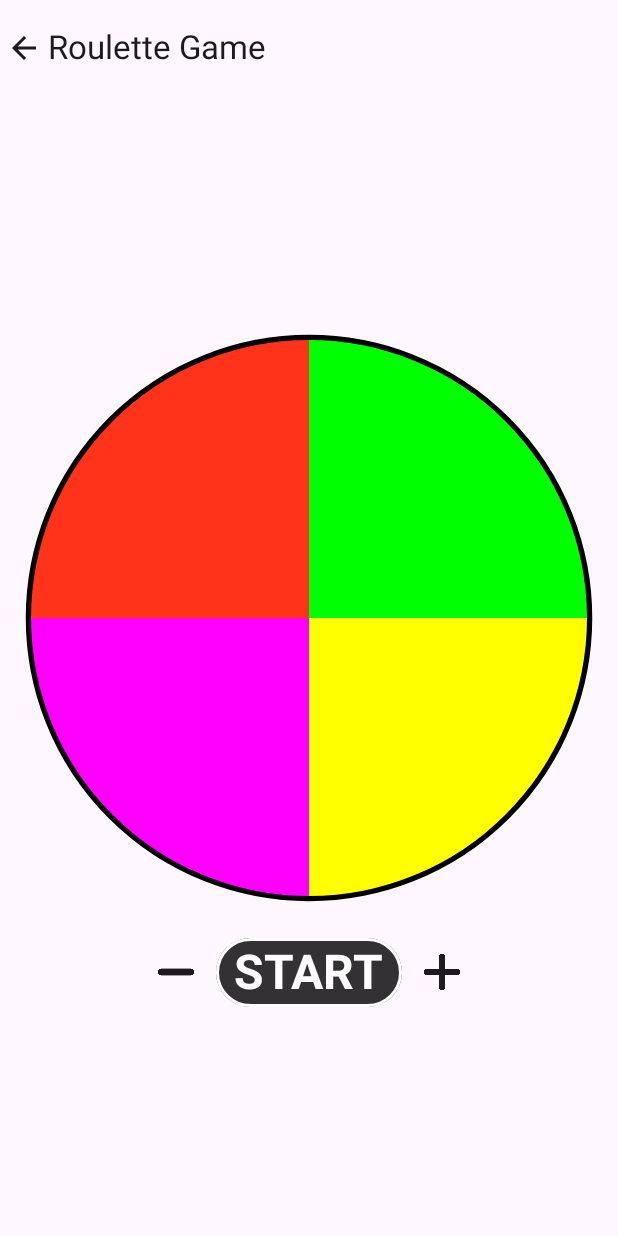
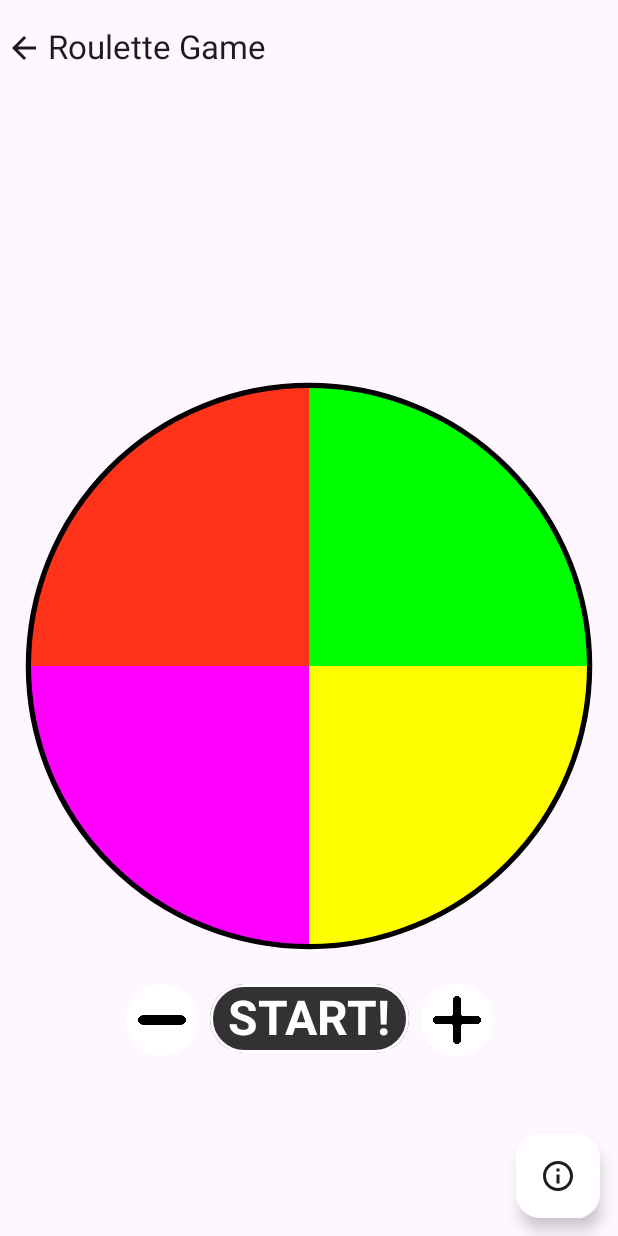
Before and after one commit to hyeok713/Cheater, an Android app built with Jetpack Compose: the screen it shows after launch (MainActivity), after a tap on "Roulette Game", on a phone screen of 412 x 824 dp. Run offline under Robolectric (Android 15) with nearby library versions, the phone set to English and light mode, and no system bars; our stand-ins replace Dagger/Hilt's generated code.

Commit message:
feat: RouletteView's clickable components ripple

```diff
--- a/app/build.gradle.kts
+++ b/app/build.gradle.kts
@@ -1,5 +1,3 @@
-import org.jetbrains.kotlin.kapt3.base.Kapt.kapt
-
 plugins {
     id("com.android.application")
     id("org.jetbrains.kotlin.android")
@@ -60,11 +58,11 @@
     implementation("androidx.lifecycle:lifecycle-runtime-ktx:2.6.1")
     implementation("androidx.activity:activity-compose:1.7.2")
     implementation("androidx.navigation:navigation-compose:2.6.0")
-    implementation(platform("androidx.compose:compose-bom:2022.10.00"))
+    implementation(platform("androidx.compose:compose-bom:2023.04.00"))
     implementation("androidx.compose.ui:ui")
     implementation("androidx.compose.ui:ui-graphics")
     implementation("androidx.compose.ui:ui-tooling-preview")
-    implementation("androidx.compose.material3:material3")
+    implementation("androidx.compose.material3:material3:1.1.1")
     testImplementation("junit:junit:4.13.2")
     androidTestImplementation("androidx.test.ext:junit:1.1.5")
     androidTestImplementation("androidx.test.espresso:espresso-core:3.5.1")
--- a/app/src/main/java/com/hackvem/games/MainActivity.kt
+++ b/app/src/main/java/com/hackvem/games/MainActivity.kt
@@ -3,10 +3,10 @@
 import android.annotation.SuppressLint
 import android.os.Bundle
 import androidx.activity.ComponentActivity
+import androidx.activity.compose.BackHandler
 import androidx.activity.compose.setContent
 import androidx.compose.foundation.background
 import androidx.compose.foundation.border
-import androidx.compose.foundation.clickable
 import androidx.compose.foundation.layout.Box
 import androidx.compose.foundation.layout.Column
 import androidx.compose.foundation.layout.fillMaxSize
@@ -22,7 +22,7 @@
 import androidx.compose.ui.tooling.preview.Preview
 import androidx.compose.ui.unit.dp
 import androidx.compose.ui.unit.sp
-import com.hackvem.games.screen.roulette.InputBoxLayer
+import com.hackvem.games.ui.theme.ext.noRippleClickable
 import dagger.hilt.android.AndroidEntryPoint
 
 /**
@@ -34,6 +34,7 @@
         super.onCreate(savedInstanceState)
 
         setContent {
+            BackHandler(false) {}
             CompositionLocalProvider(LocalGameControllerProvider provides GameController()) {
                 GamesScreen()
             }
@@ -73,7 +74,7 @@
         modifier = Modifier
             .background(color = Color.Transparent, shape = RoundedCornerShape(36.dp))
             .border(width = 4.dp, color = Color.Black, shape = RoundedCornerShape(36.dp))
-            .clickable { onClick(type) },
+            .noRippleClickable { onClick(type) },
     ) {
         Text(
             text = stringResource(type.id),
--- a/app/src/main/java/com/hackvem/games/screen/ladder/LadderMatchScreen.kt
+++ b/app/src/main/java/com/hackvem/games/screen/ladder/LadderMatchScreen.kt
@@ -22,6 +22,7 @@
 import androidx.compose.ui.unit.dp
 import com.hackvem.games.ui.theme.ext.MaxSizeBox
 
+@Deprecated("Unused file", ReplaceWith("MemberCountView()"))
 /**
  * 사다리에 인원 배정
  *
@@ -37,7 +38,6 @@
 /**
  * 멤버 설정
  */
-@OptIn(ExperimentalMaterial3Api::class)
 @Preview
 @Composable
 fun MemberCountView() {
--- a/app/src/main/java/com/hackvem/games/screen/roulette/Roulette.kt
+++ b/app/src/main/java/com/hackvem/games/screen/roulette/Roulette.kt
@@ -1,14 +1,23 @@
 package com.hackvem.games.screen.roulette
 
 import android.annotation.SuppressLint
+import androidx.compose.foundation.background
 import androidx.compose.foundation.clickable
-import androidx.compose.foundation.layout.fillMaxSize
+import androidx.compose.foundation.interaction.MutableInteractionSource
+import androidx.compose.foundation.layout.*
 import androidx.compose.material.icons.Icons
 import androidx.compose.material.icons.filled.ArrowBack
+import androidx.compose.material.icons.outlined.Info
 import androidx.compose.material3.*
 import androidx.compose.runtime.Composable
+import androidx.compose.runtime.remember
+import androidx.compose.runtime.rememberCoroutineScope
+import androidx.compose.ui.Alignment
 import androidx.compose.ui.Modifier
+import androidx.compose.ui.composed
+import androidx.compose.ui.graphics.Color
 import androidx.compose.ui.res.stringResource
+import androidx.compose.ui.unit.dp
 import androidx.navigation.NavHostController
 import androidx.navigation.compose.NavHost
 import androidx.navigation.compose.composable
@@ -16,6 +25,7 @@
 import com.hackvem.games.GameType
 import com.hackvem.games.LocalGameControllerProvider
 import com.hackvem.games.R
+import kotlinx.coroutines.launch
 
 sealed class RouletteRoute(val route: String) {
     object Setting : RouletteRoute("setting")
@@ -29,8 +39,14 @@
     val gameController = LocalGameControllerProvider.current
     val navController = rememberNavController()
 
-    Scaffold(
-        modifier = Modifier.fillMaxSize(),
+    val scaffoldState = rememberBottomSheetScaffoldState(
+        bottomSheetState = rememberStandardBottomSheetState(skipHiddenState = false),
+    )
+    val scope = rememberCoroutineScope()
+
+    BottomSheetScaffold(
+        scaffoldState = scaffoldState,
+        sheetPeekHeight = 0.dp,
         topBar = {
             TopAppBar(
                 title = { Text(text = stringResource(R.string.game_roulette)) },
@@ -40,18 +56,52 @@
                         contentDescription = "Back Button",
                         modifier = Modifier.clickable { gameController.selectGame(GameType.IDLE) }
                     )
-                }
+                },
             )
         },
+        sheetContent = {
+            Column(
+                Modifier
+                    .fillMaxWidth()
+                    .padding(16.dp),
+                horizontalAlignment = Alignment.CenterHorizontally
+            ) {
+                Text(text = stringResource(id = R.string.info_roulette))
+                Spacer(Modifier.height(20.dp))
+                Button(
+                    onClick = {
+                        scope.launch { scaffoldState.bottomSheetState.hide() }
+                    }
+                ) {
+                    Text("I GOT IT")
+                }
+            }
+        },
     ) {
-        // 1. add candidates as wish
-        RouletteGameNavHost(
-            modifier = Modifier.fillMaxSize(),
-            navController = navController
-        )
+        Box(modifier = Modifier.fillMaxSize()) {
+            RouletteGameNavHost(
+                modifier = Modifier.fillMaxSize(),
+                navController = navController
+            )
+
+            FloatingActionButton(
+                modifier = Modifier
+                    .align(Alignment.BottomEnd)
+                    .padding(12.dp),
+                containerColor = Color.White,
+                onClick = {
+                    scope.launch { scaffoldState.bottomSheetState.expand() }
+                }
+            ) {
+                Icon(
+                    modifier = Modifier.size(24.dp),
+                    imageVector = Icons.Outlined.Info,
+                    contentDescription = "Info Icon"
+                )
+            }
+        }
     }
 }
-
 
 @Composable
 fun RouletteGameNavHost(modifier: Modifier, navController: NavHostController) {
--- a/app/src/main/java/com/hackvem/games/screen/roulette/RouletteView.kt
+++ b/app/src/main/java/com/hackvem/games/screen/roulette/RouletteView.kt
@@ -1,13 +1,13 @@
 package com.hackvem.games.screen.roulette
 
 import android.annotation.SuppressLint
-import androidx.activity.compose.BackHandler
 import androidx.compose.animation.*
 import androidx.compose.animation.core.*
 import androidx.compose.foundation.*
 import androidx.compose.foundation.gestures.detectTapGestures
 import androidx.compose.foundation.interaction.MutableInteractionSource
 import androidx.compose.foundation.layout.*
+import androidx.compose.foundation.shape.CircleShape
 import androidx.compose.foundation.shape.RoundedCornerShape
 import androidx.compose.foundation.text.BasicTextField
 import androidx.compose.foundation.text.KeyboardActions
@@ -31,8 +31,7 @@
 import androidx.compose.ui.text.font.FontWeight
 import androidx.compose.ui.text.style.TextAlign
 import androidx.compose.ui.tooling.preview.Preview
-import androidx.compose.ui.unit.dp
-import androidx.compose.ui.unit.sp
+import androidx.compose.ui.unit.*
 import androidx.hilt.navigation.compose.hiltViewModel
 import com.hackvem.games.LocalGameControllerProvider
 import com.hackvem.games.R
@@ -40,10 +39,12 @@
 import com.hackvem.games.screen.roulette.RouletteViewModel.Companion.MAX_CANDIDATE
 import com.hackvem.games.screen.roulette.RouletteViewModel.Companion.MIN_CANDIDATE
 import com.hackvem.games.screen.roulette.RouletteViewModel.Companion.ROUND_ANGLE
+import com.hackvem.games.ui.theme.ext.noRippleClickable
 import java.util.*
 
 private const val TIME_RESET = 1000
 private const val TIME_RUNNING = 5000
+
 @SuppressLint("MutableCollectionMutableState")
 @OptIn(ExperimentalAnimationApi::class)
 @Composable
@@ -52,8 +53,6 @@
     val gameController = LocalGameControllerProvider.current
 
     val targetList = remember { mutableStateListOf("", "", "", "") }
-
-    BackHandler(false) {}
 
     var manipulatedTargetIndex by remember { mutableStateOf(-1) }  // Manipulated Index (target)
     var targetValue = viewModel.getTargetAngle(
@@ -122,58 +121,20 @@
 
         when (gameStatus) {
             GameStatus.READY -> {
-                Box(
-                    modifier = Modifier
-                        .offset(0.dp, maxWidth / 2 + 30.dp)
-                        .background(
-                            color = Color.Black.copy(alpha = 0.8f),
-                            shape = RoundedCornerShape(32.dp)
-                        )
-                        .border(
-                            width = 2.dp,
-                            color = Color.White,
-                            shape = RoundedCornerShape(32.dp)
-                        )
-                        .clickable { gameStatus = GameStatus.STARTED }
-
-                ) {
-                    Text(
-                        text = "START",
-                        color = Color.White,
-                        fontSize = 32.sp,
-                        fontWeight = FontWeight.Bold,
-                        modifier = Modifier.padding(horizontal = 12.dp, vertical = 4.dp)
-                    )
+                val minusBtnVisibility by remember {
+                    derivedStateOf { targetList.size > MIN_CANDIDATE }
                 }
 
-                Row(
-                    modifier = Modifier
-                        .fillMaxWidth()
-                        .offset(0.dp, (maxWidth / 2) + 30.dp),
-                    horizontalArrangement = Arrangement.SpaceEvenly
-                ) {
-                    val isMin = targetList.size > MIN_CANDIDATE
-                    Icon(
-                        modifier = Modifier
-                            .size(48.dp)
-                            .padding(end = 24.dp)
-                            .alpha(takeUnless { isMin }?.let { 0f } ?: 1f)
-                            .clickable { takeIf { isMin }?.let { targetList.removeLast() } },
-                        painter = painterResource(id = R.drawable.ic_minus),
-                        contentDescription = "Delete Icon"
-                    )
+                val plusBtnVisibility by remember {
+                    derivedStateOf { targetList.size < MAX_CANDIDATE }
+                }
 
-
-                    val isMax = targetList.size < MAX_CANDIDATE
-                    Icon(
-                        modifier = Modifier
-                            .size(48.dp)
-                            .padding(start = 24.dp)
-                            .alpha(takeUnless { isMax }?.let { 0f } ?: 1f)
-                            .clickable { takeIf { isMax }?.let { targetList.add("") } },
-                        painter = painterResource(id = R.drawable.ic_add),
-                        contentDescription = "Add Icon"
-                    )
+                Row(modifier = Modifier.offset(0.dp, maxWidth / 2 + 30.dp)) {
+                    AdjustableButton(iconId = R.drawable.ic_minus, minusBtnVisibility) { targetList.removeLast() }
+                    Spacer(modifier = Modifier.width(8.dp))
+                    StartButton { gameStatus = GameStatus.STARTED }
+                    Spacer(modifier = Modifier.width(8.dp))
+                    AdjustableButton(iconId = R.drawable.ic_add, plusBtnVisibility) { targetList.add("") }
                 }
             }
 
@@ -194,28 +155,13 @@
                             ROUND_ANGLE / targetList.size
                         )]
                     // Let 'Restart button' visible
-                    Box(
-                        modifier = Modifier
-                            .background(
-                                color = Color.Black.copy(alpha = 0.8f),
-                                shape = RoundedCornerShape(32.dp)
-                            )
-                            .clickable {
+                    StartButton(id = R.string.restart) {
                         gameStatus = GameStatus.READY
                         resultTarget = ""
                         manipulatedTargetIndex = -1
                         targetValue = viewModel.getTargetAngle(
                             manipulatedTargetIndex,
                             ROUND_ANGLE.toInt() / targetList.size
-                                )
-                            }
-                    ) {
-                        Text(
-                            text = stringResource(R.string.restart),
-                            color = Color.White,
-                            fontSize = 32.sp,
-                            fontWeight = FontWeight.Bold,
-                            modifier = Modifier.padding(horizontal = 12.dp, vertical = 4.dp)
                         )
                     }
                 }
@@ -252,6 +198,64 @@
             selectedIndex = -1
         }
     }
+}
+
+
+@Composable
+private fun StartButton(id: Int = R.string.start, onClick: () -> Unit) {
+    var pressed by remember { mutableStateOf(false) }
+    Box(
+        modifier = Modifier
+            .background(
+                color = Color.Black.copy(alpha = if (!pressed) 0.8f else 1f),
+                shape = RoundedCornerShape(32.dp)
+            )
+            .border(
+                width = 2.dp,
+                color = Color.White,
+                shape = RoundedCornerShape(32.dp)
+            )
+            .noRippleClickable(
+                onPressed = {
+                    pressed = it
+                },
+                onClick = { onClick() }
+            )
+    ) {
+        Text(
+            text = stringResource(id = id),
+            color = Color.White,
+            fontSize = 32.sp,
+            fontWeight = FontWeight.Bold,
+            modifier = Modifier.padding(horizontal = 12.dp, vertical = 4.dp),
+            textAlign = TextAlign.Center
+        )
+    }
+}
+
+@Composable
+private fun AdjustableButton(iconId: Int, isVisible: Boolean, onClick: () -> Unit) {
+    var pressed by remember { mutableStateOf(false) }
+    LaunchedEffect(isVisible) {
+        pressed = false
+    }
+    Icon(
+        modifier = Modifier
+            .background(
+                color = if (pressed) Color.Black else Color.White,
+                shape = CircleShape
+            )
+            .size(48.dp)
+            .padding(8.dp)
+            .alpha(if (!isVisible) 0f else 1f)
+            .noRippleClickable(
+                onPressed = { if (isVisible) pressed = it },
+                onClick = { if (isVisible) onClick() }
+            ),
+        painter = painterResource(id = iconId),
+        tint = if (pressed) Color.White else Color.Black,
+        contentDescription = "Delete/Add Icon"
+    )
 }
 
 /**
@@ -352,7 +356,7 @@
     Box(
         modifier = Modifier
             .fillMaxSize()
-            .background(color = Color.Black.copy(alpha = 0.6f))
+            .background(color = Color.Black.copy(alpha = 0.9f))
             .clickable(
                 // ensure that the top layer doesn't intercept any click events and is completely transparent to touch events.
                 enabled = true,
--- a/app/src/main/java/com/hackvem/games/screen/roulette/RouletteViewModel.kt
+++ b/app/src/main/java/com/hackvem/games/screen/roulette/RouletteViewModel.kt
@@ -79,15 +79,7 @@
             angleDegrees + 180f
         }
 
-        /**
-         * when a section of roulette selected
-         * it launches and calculate which target it is
-         * then process let user input the target name indicating
-         */
-        val selectedIndex = (map / angle).toInt()
-        println("selectedIndex: $selectedIndex")
-
-        return selectedIndex
+        return (map / angle).toInt()
     }
 
     /**
--- /dev/null
+++ b/app/src/main/java/com/hackvem/games/ui/theme/ext/Modifier.kt
@@ -0,0 +1,28 @@
+package com.hackvem.games.ui.theme.ext
+
+import androidx.compose.foundation.clickable
+import androidx.compose.foundation.interaction.MutableInteractionSource
+import androidx.compose.foundation.interaction.collectIsPressedAsState
+import androidx.compose.runtime.getValue
+import androidx.compose.runtime.remember
+import androidx.compose.ui.Modifier
+import androidx.compose.ui.composed
+
+fun Modifier.noRippleClickable(
+    onPressed: ((Boolean) -> Unit)? = null,
+    onClick: () -> Unit,
+): Modifier = composed {
+    val interactionSource = remember { MutableInteractionSource() }
+    val isPressed by interactionSource.collectIsPressedAsState()
+
+    if (onPressed != null) onPressed(isPressed)
+
+    clickable(
+        indication = null,
+        interactionSource = interactionSource
+    ) {
+        onClick()
+    }
+
+
+}
--- a/app/src/main/res/values/strings.xml
+++ b/app/src/main/res/values/strings.xml
@@ -4,5 +4,6 @@
     <string name="enter_target">Enter target name</string>
     <string name="restart">RE-START</string>
     <string name="start">START!</string>
+    <string name="info_roulette">You can manipulate game result.\n \'DOUBLE TAP\' to set target!</string>
 
 </resources>
```
Also changed, not shown: 1 other file. Lines whose indentation alone changed are shown as unchanged.
